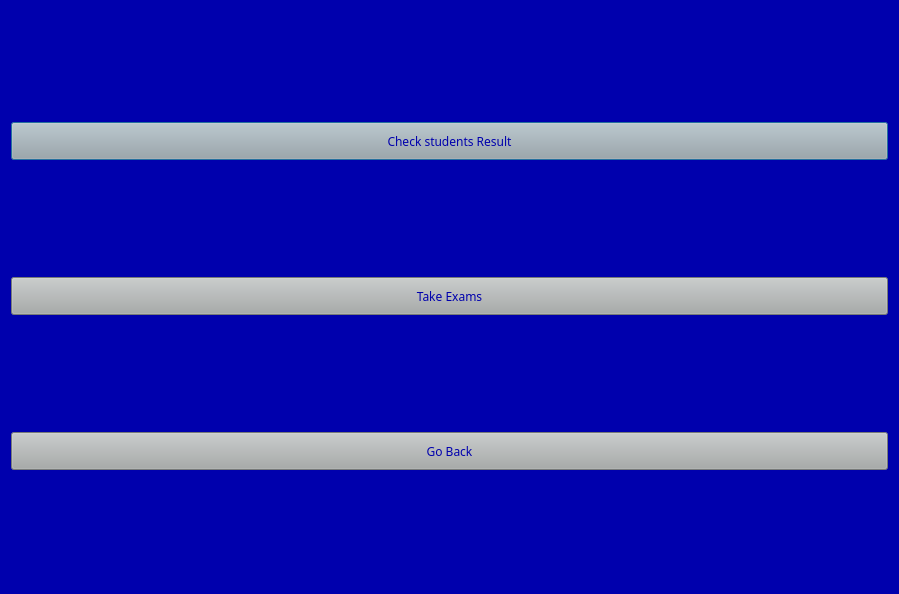
First picture: the form in ExamSphereV1/examiner.ui, repository BiratBC/ExamSphereV1, before the edit.
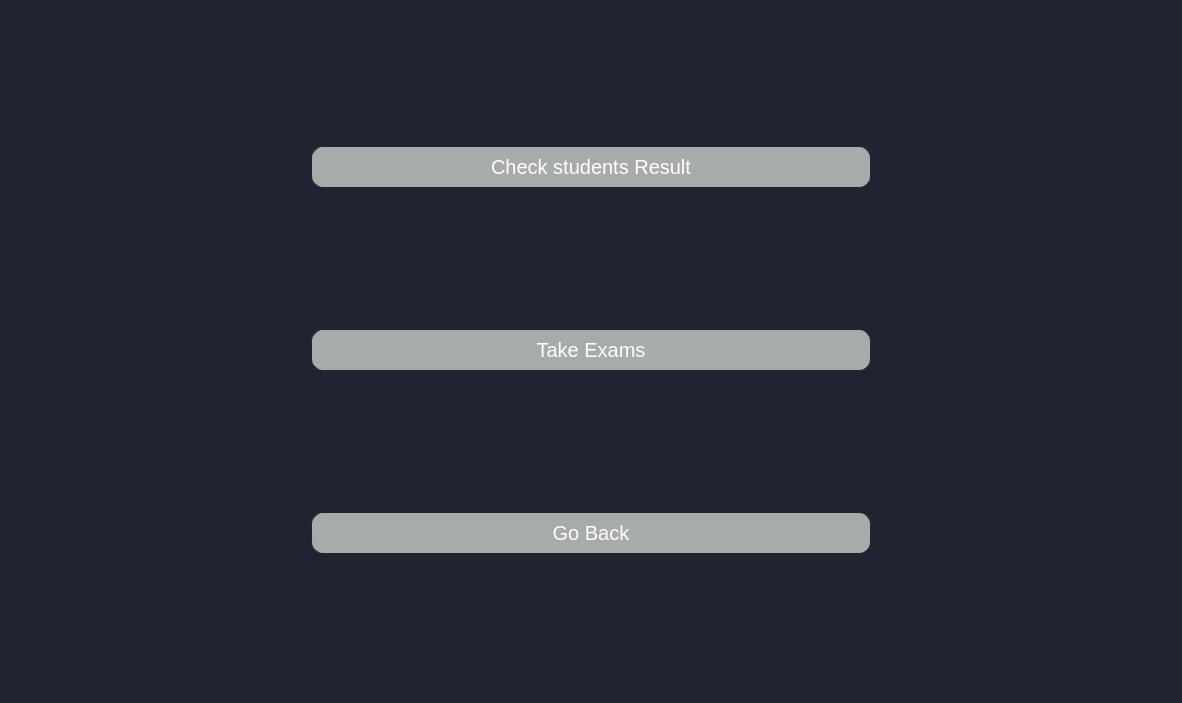
Second picture: the form after the edit.

```diff
--- a/ExamSphereV1/examiner.ui
+++ b/ExamSphereV1/examiner.ui
@@ -6,8 +6,8 @@
    <rect>
     <x>0</x>
     <y>0</y>
-    <width>899</width>
-    <height>594</height>
+    <width>1182</width>
+    <height>703</height>
    </rect>
   </property>
   <property name="windowTitle">
@@ -15,18 +15,22 @@
   </property>
   <property name="styleSheet">
    <string notr="true">*{
-	background-color: rgb(0, 0, 173);
-font-family:AcPlus IBM CGA;
+	background-color: rgba(33,35,50,255);
+font-family:Ubuntu;
 color:#fff;
+font-size:20px;
 }
 QPushButton
-{	
-	background-color: rgb(167, 171, 170);
-	color:#0000ad;
-  width:100px;
-  height:30px
-}
-</string>
+{
+background-color: #a7abaa;
+color: #fff;
+border-radius: 12px; 
+border: 1px solid;
+border-color: rgba(33,35,50,255);
+height:40px;
+margin-left:300px;
+margin-right:300px;
+}</string>
   </property>
   <layout class="QVBoxLayout" name="verticalLayout">
    <item>
```
